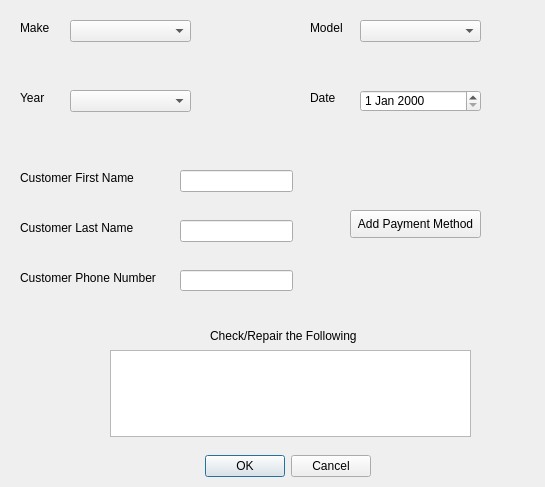
The window that NewWorkOrderDialog.ui (jordynmarlow/SoftwareEngineering) describes before a commit, drawn with Qt 5.
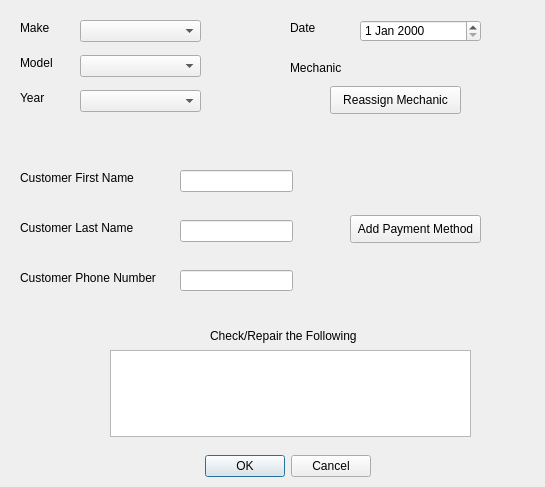
The same window after the commit.

Commit message:
Reassign Mechanic to work order
some database work still needs to be done

What changed in the file:
```diff
--- a/NewWorkOrderDialog.ui
+++ b/NewWorkOrderDialog.ui
@@ -81,7 +81,7 @@
   <widget class="QComboBox" name="comboBox_2">
    <property name="geometry">
     <rect>
-     <x>70</x>
+     <x>80</x>
      <y>90</y>
      <width>121</width>
      <height>22</height>
@@ -92,7 +92,7 @@
    <property name="geometry">
     <rect>
      <x>350</x>
-     <y>210</y>
+     <y>215</y>
      <width>131</width>
      <height>28</height>
     </rect>
@@ -127,8 +127,8 @@
   <widget class="QLabel" name="label_5">
    <property name="geometry">
     <rect>
-     <x>310</x>
-     <y>20</y>
+     <x>20</x>
+     <y>55</y>
      <width>55</width>
      <height>16</height>
     </rect>
@@ -150,7 +150,7 @@
   <widget class="QComboBox" name="comboBox">
    <property name="geometry">
     <rect>
-     <x>70</x>
+     <x>80</x>
      <y>20</y>
      <width>121</width>
      <height>22</height>
@@ -160,8 +160,8 @@
   <widget class="QLabel" name="label_7">
    <property name="geometry">
     <rect>
-     <x>310</x>
-     <y>90</y>
+     <x>290</x>
+     <y>20</y>
      <width>55</width>
      <height>16</height>
     </rect>
@@ -209,8 +209,8 @@
   <widget class="QComboBox" name="comboBox_4">
    <property name="geometry">
     <rect>
-     <x>360</x>
-     <y>20</y>
+     <x>80</x>
+     <y>55</y>
      <width>121</width>
      <height>22</height>
     </rect>
@@ -220,12 +220,51 @@
    <property name="geometry">
     <rect>
      <x>360</x>
-     <y>90</y>
+     <y>20</y>
      <width>121</width>
      <height>22</height>
     </rect>
    </property>
   </widget>
+  <widget class="QLabel" name="label_9">
+   <property name="geometry">
+    <rect>
+     <x>290</x>
+     <y>60</y>
+     <width>55</width>
+     <height>16</height>
+    </rect>
+   </property>
+   <property name="text">
+    <string>Mechanic</string>
+   </property>
+  </widget>
+  <widget class="QLabel" name="mechanic_lbl">
+   <property name="geometry">
+    <rect>
+     <x>360</x>
+     <y>60</y>
+     <width>121</width>
+     <height>16</height>
+    </rect>
+   </property>
+   <property name="text">
+    <string/>
+   </property>
+  </widget>
+  <widget class="QPushButton" name="reassign_mechanic_bt">
+   <property name="geometry">
+    <rect>
+     <x>330</x>
+     <y>86</y>
+     <width>131</width>
+     <height>28</height>
+    </rect>
+   </property>
+   <property name="text">
+    <string>Reassign Mechanic</string>
+   </property>
+  </widget>
  </widget>
  <resources/>
  <connections>
```
The commit also changes 1 other file.
